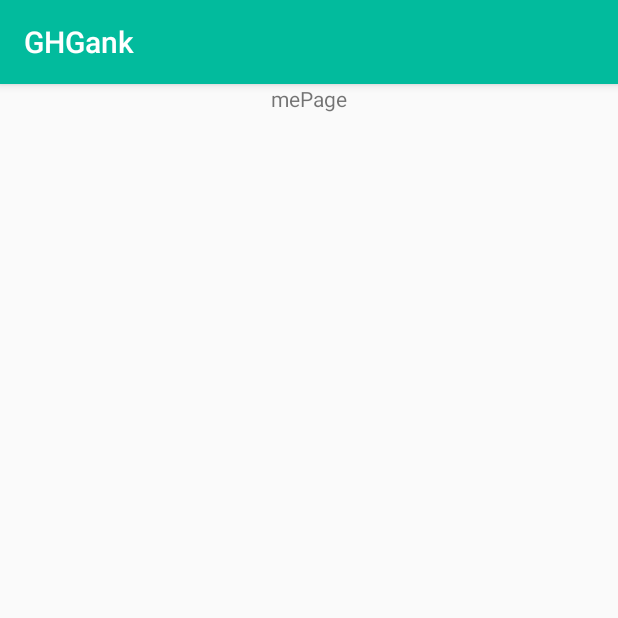
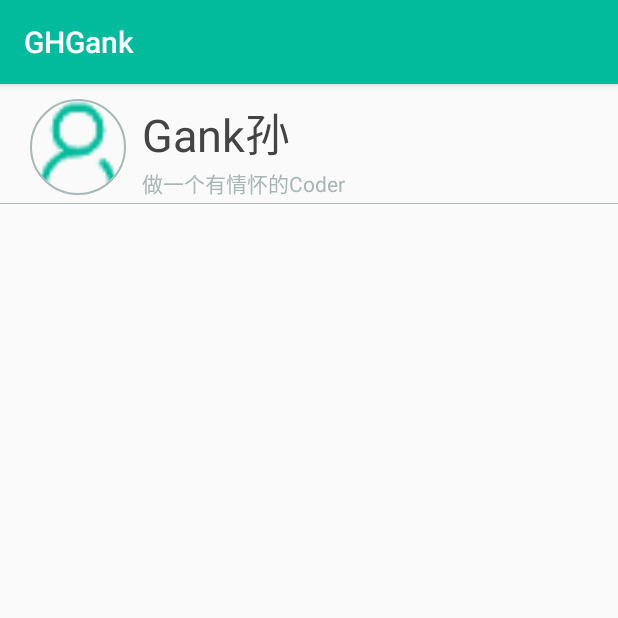
Before and after one commit to SunHigh/GHGank, an Android app: the fragment MeFragment shown on its own in the app's theme, on a phone screen of 412 x 824 dp, the top half of it. Run offline under Robolectric (Android 15) with nearby library versions, the phone set to English and light mode, and no system bars; our stand-ins replace CircleImageView.

```diff
--- a/app/src/main/AndroidManifest.xml
+++ b/app/src/main/AndroidManifest.xml
@@ -5,7 +5,7 @@
     <uses-permission android:name="android.permission.INTERNET"/>
     <application
         android:allowBackup="true"
-        android:icon="@mipmap/ic_launcher"
+        android:icon="@drawable/gank"
         android:label="@string/app_name"
         android:supportsRtl="true"
         android:theme="@style/AppTheme">
--- a/app/src/main/res/layout/activity_main.xml
+++ b/app/src/main/res/layout/activity_main.xml
@@ -10,12 +10,6 @@
         android:layout_width="match_parent"
         android:layout_height="match_parent"></com.example.sh.ghgank.utils.UnScrolledViewPager>
 
-    <View
-        android:layout_below="@id/id_main_viewPager"
-        android:layout_width="match_parent"
-        android:layout_height="1dp"
-        android:background="#444"
-        />
     <RadioGroup
         android:layout_width="match_parent"
         android:layout_height="wrap_content"
--- a/app/src/main/res/layout/fragment_home.xml
+++ b/app/src/main/res/layout/fragment_home.xml
@@ -5,8 +5,7 @@
     android:orientation="vertical"
     android:layout_width="match_parent"
     android:layout_height="match_parent">
-
- <android.support.design.widget.TabLayout
+    <android.support.design.widget.TabLayout
      android:id="@+id/tab_layout"
      android:background="@color/white"
      android:layout_width="match_parent"
@@ -15,7 +14,7 @@
      app:tabMode="scrollable"
      app:tabGravity="center">
 
- </android.support.design.widget.TabLayout>
+    </android.support.design.widget.TabLayout>
 
     <android.support.v4.view.ViewPager
         android:id="@+id/id_home_viewpager"
--- a/app/src/main/res/layout/fragment_me.xml
+++ b/app/src/main/res/layout/fragment_me.xml
@@ -1,12 +1,59 @@
 <?xml version="1.0" encoding="utf-8"?>
-<LinearLayout xmlns:android="http://schemas.android.com/apk/res/android"
-    android:orientation="vertical" android:layout_width="match_parent"
-    android:layout_height="match_parent">
+<RelativeLayout xmlns:android="http://schemas.android.com/apk/res/android"
+    xmlns:app="http://schemas.android.com/apk/res-auto"
+    android:layout_width="match_parent"
+    android:layout_height="match_parent"
+    >
 
-    <TextView
-        android:layout_width="wrap_content"
-        android:layout_height="wrap_content"
-        android:text="mePage"
-        android:layout_gravity="center"
+
+    <de.hdodenhof.circleimageview.CircleImageView
+        android:id="@+id/img_head"
+        android:layout_marginTop="10dp"
+        android:layout_marginLeft="20dp"
+        android:layout_width="64dp"
+        android:layout_height="64dp"
+        app:civ_border_color="@color/grey"
+        app:civ_border_width="1dp"
+        android:src="@mipmap/me_pressed"
         />
-</LinearLayout>
+    <LinearLayout
+        android:id="@+id/me_head"
+        android:layout_marginTop="10dp"
+        android:layout_toRightOf="@id/img_head"
+        android:layout_width="match_parent"
+        android:layout_height="64dp"
+        android:paddingLeft="5dp"
+        android:gravity="center_vertical"
+        android:layout_marginLeft="5dp"
+        android:orientation="vertical"
+        >
+        <RadioButton
+            android:id="@+id/me_name"
+            android:layout_width="wrap_content"
+            android:layout_height="wrap_content"
+            android:text="Gank孙"
+            android:textSize="30sp"
+            android:button="@null"
+            android:textColor="@color/black"
+            />
+        <RadioButton
+            android:id="@+id/me_sign"
+            android:layout_width="wrap_content"
+            android:layout_height="wrap_content"
+            android:button="@null"
+            android:text="做一个有情怀的Coder"
+            android:textColor="@color/grey"
+            />
+    </LinearLayout>
+    <View
+        android:id="@+id/view_top_divided"
+        android:layout_below="@id/img_head"
+        android:layout_marginTop="5dp"
+        android:layout_width="match_parent"
+        android:layout_height="0.5dp"
+        android:background="@color/grey"
+        />
+
+
+
+</RelativeLayout>
--- a/app/src/main/res/values/colors.xml
+++ b/app/src/main/res/values/colors.xml
@@ -3,6 +3,8 @@
     <color name="colorPrimary">#02BB9D</color>
     <color name="colorPrimaryDark">#02b396</color>
     <color name="colorAccent">#71d7f1</color>
+    <color name="black">#444</color>
     <color name="grey">#A9B7B7</color>
     <color name="white">#ffffff</color>
+    <color name="main_back">#efebeb</color>
 </resources>
--- a/build.gradle
+++ b/build.gradle
@@ -5,7 +5,7 @@ buildscript {
         jcenter()
     }
     dependencies {
-        classpath 'com.android.tools.build:gradle:2.1.0'
+        classpath 'com.android.tools.build:gradle:2.1.2'
 
         // NOTE: Do not place your application dependencies here; they belong
         // in the individual module build.gradle files
```
Also changed, not shown: app/build.gradle (+20 -3 lines), app/src/main/java/com/example/sh/ghgank/model/Gank.java (added, +119 -0 lines), app/src/main/java/com/example/sh/ghgank/model/adapter/PhotoAdapter.java (added, +25 -0 lines), app/src/main/java/com/example/sh/ghgank/model/viewholder/PhotoViewHolder.java (added, +21 -0 lines), app/src/main/java/com/example/sh/ghgank/ui/fragments/HomeFragment.java (+6 -7 lines), app/src/main/java/com/example/sh/ghgank/ui/fragments/Main_HomeFragment.java (+25 -0 lines), app/src/main/res/layout/fragment_home_layout.xml (added, +37 -0 lines), app/src/main/res/layout/photo_item.xml (added, +20 -0 lines), app/src/main/res/layout/progress_layout.xml (added, +12 -0 lines), app/src/main/res/drawable/gank.jpg (added).
